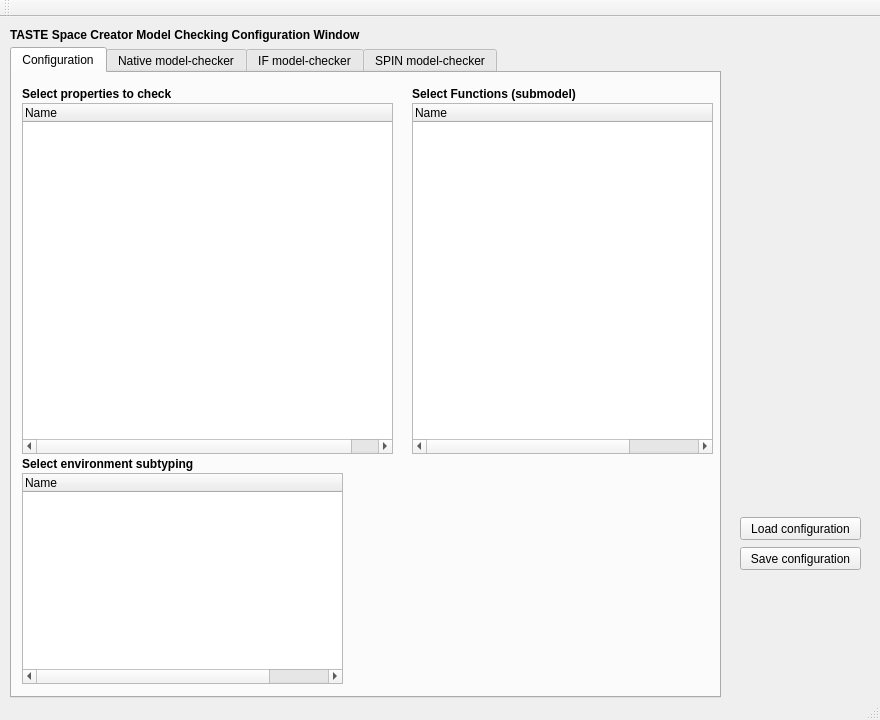
The window that src/libs/libiveditor/modelchecking/modelcheckingwindow.ui (esa/spacecreator) describes before a commit, drawn with Qt 5.
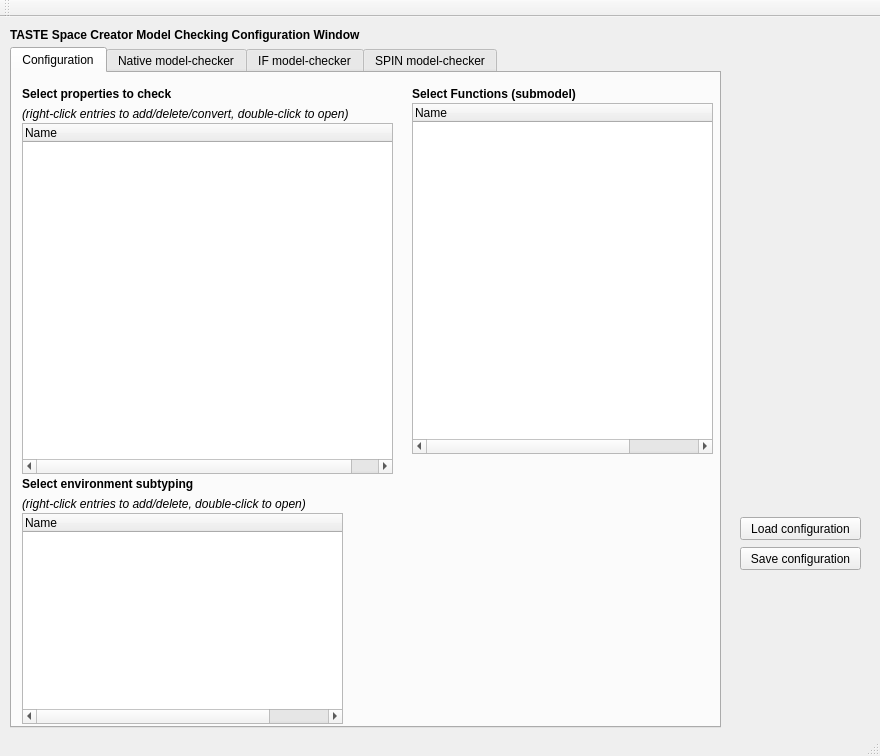
The same window after the commit.

Commit message: Add labels to highlight user actions on the tree views.

What changed in the file:
```diff
--- a/src/libs/libiveditor/modelchecking/modelcheckingwindow.ui
+++ b/src/libs/libiveditor/modelchecking/modelcheckingwindow.ui
@@ -7,7 +7,7 @@
     <x>0</x>
     <y>0</y>
     <width>880</width>
-    <height>720</height>
+    <height>756</height>
    </rect>
   </property>
   <property name="windowTitle">
@@ -20,7 +20,7 @@
       <x>10</x>
       <y>30</y>
       <width>711</width>
-      <height>651</height>
+      <height>681</height>
      </rect>
     </property>
     <property name="currentIndex">
@@ -34,7 +34,7 @@
       <property name="geometry">
        <rect>
         <x>10</x>
-        <y>30</y>
+        <y>50</y>
         <width>371</width>
         <height>351</height>
        </rect>
@@ -83,7 +83,7 @@
       <property name="geometry">
        <rect>
         <x>10</x>
-        <y>380</y>
+        <y>400</y>
         <width>231</width>
         <height>21</height>
        </rect>
@@ -102,7 +102,7 @@
       <property name="geometry">
        <rect>
         <x>10</x>
-        <y>400</y>
+        <y>440</y>
         <width>321</width>
         <height>211</height>
        </rect>
@@ -174,6 +174,44 @@
        <string>Select Functions (submodel)</string>
       </property>
      </widget>
+     <widget class="QLabel" name="label_17">
+      <property name="geometry">
+       <rect>
+        <x>10</x>
+        <y>30</y>
+        <width>381</width>
+        <height>21</height>
+       </rect>
+      </property>
+      <property name="font">
+       <font>
+        <pointsize>9</pointsize>
+        <italic>true</italic>
+       </font>
+      </property>
+      <property name="text">
+       <string>(right-click entries to add/delete/convert, double-click to open)</string>
+      </property>
+     </widget>
+     <widget class="QLabel" name="label_18">
+      <property name="geometry">
+       <rect>
+        <x>10</x>
+        <y>420</y>
+        <width>331</width>
+        <height>21</height>
+       </rect>
+      </property>
+      <property name="font">
+       <font>
+        <pointsize>9</pointsize>
+        <italic>true</italic>
+       </font>
+      </property>
+      <property name="text">
+       <string>(right-click entries to add/delete, double-click to open)</string>
+      </property>
+     </widget>
     </widget>
     <widget class="QWidget" name="tab_2">
      <attribute name="title">
```
Left out of the diff: 21 changed lines with no effect on the pictures.
